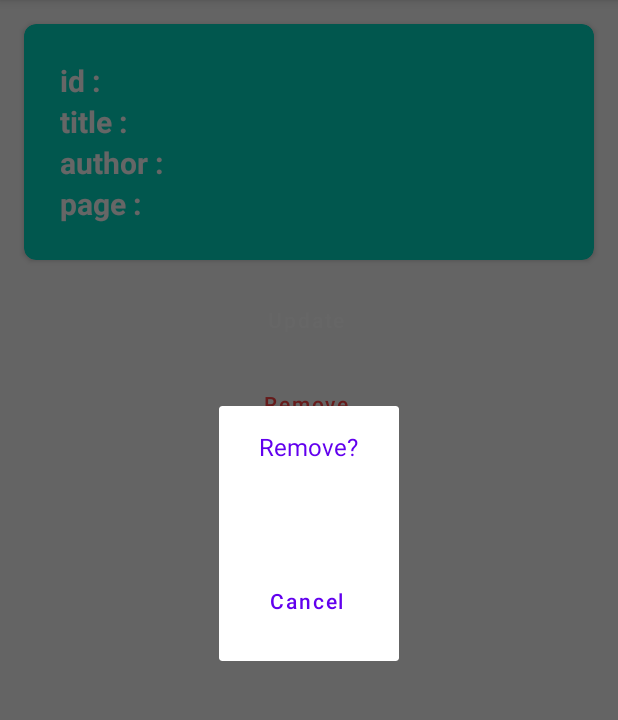
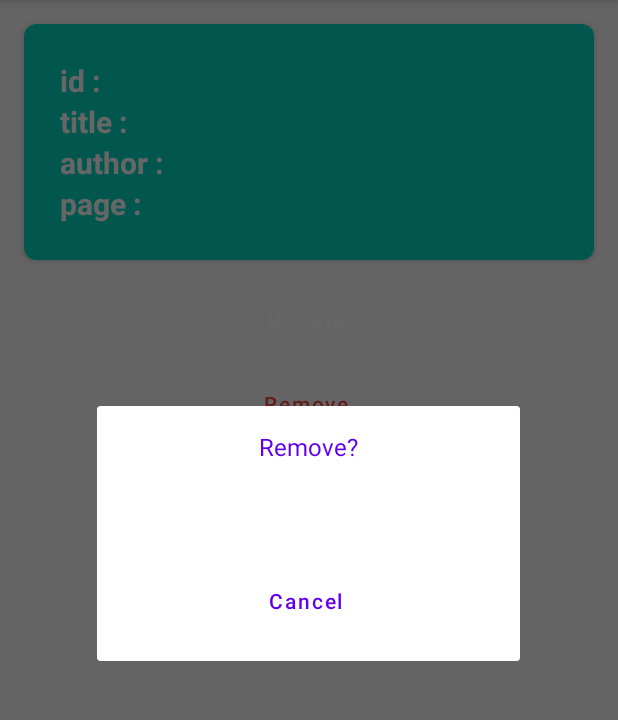
Before and after one commit to preepramdev/BookDatabaseRoom, an Android app: the DetailFragment screen opened directly, with no data from a screen before it, after a tap on "Remove", on a phone screen of 412 x 824 dp, the part 84-804 px from its top. Run offline under Robolectric (Android 15) with nearby library versions, the phone set to English and light mode, and no system bars.

Commit message:
- Refactor

```diff
--- a/app/src/main/java/com/pram/bookdatabaseroom/activity/MainActivity.java
+++ b/app/src/main/java/com/pram/bookdatabaseroom/activity/MainActivity.java
@@ -13,6 +13,7 @@ public class MainActivity extends AppCompatActivity {
     protected void onCreate(Bundle savedInstanceState) {
         super.onCreate(savedInstanceState);
         setContentView(R.layout.activity_main);
+
         initInstances();
 
         if (savedInstanceState == null) {
@@ -23,5 +24,6 @@ public class MainActivity extends AppCompatActivity {
     }
 
     private void initInstances() {
+
     }
 }
--- a/app/src/main/java/com/pram/bookdatabaseroom/fragment/DetailFragment.java
+++ b/app/src/main/java/com/pram/bookdatabaseroom/fragment/DetailFragment.java
@@ -105,7 +105,7 @@ public class DetailFragment extends Fragment implements
         tvBookAuthor = mRootView.findViewById(R.id.tvBookAuthor);
         tvBookPages = mRootView.findViewById(R.id.tvBookPages);
         btnUpdate = mRootView.findViewById(R.id.btnUpdate);
-        btnRemove = mRootView.findViewById(R.id.btnCancel);
+        btnRemove = mRootView.findViewById(R.id.btnRemove);
 
         btnUpdate.setOnClickListener(v -> {
             Intent intent = new Intent(mContext, UpdateActivity.class);
--- a/app/src/main/res/layout/dialog_two_button.xml
+++ b/app/src/main/res/layout/dialog_two_button.xml
@@ -2,7 +2,7 @@
 <androidx.constraintlayout.widget.ConstraintLayout xmlns:android="http://schemas.android.com/apk/res/android"
     xmlns:app="http://schemas.android.com/apk/res-auto"
     xmlns:tools="http://schemas.android.com/tools"
-    android:layout_width="@dimen/dialog_width"
+    android:layout_width="wrap_content"
     android:layout_height="wrap_content">
 
     <LinearLayout
@@ -15,12 +15,19 @@
         app:layout_constraintStart_toStartOf="parent"
         app:layout_constraintTop_toTopOf="parent">
 
-        <TextView
-            android:id="@+id/tvMessage"
-            style="@style/TextViewNormal.Dialog"
-            android:layout_width="wrap_content"
-            android:layout_height="wrap_content"
-            tools:text="Header" />
+        <FrameLayout
+            android:layout_width="@dimen/dialog_width"
+            android:layout_height="wrap_content">
+
+            <TextView
+                android:id="@+id/tvMessage"
+                style="@style/TextViewNormal.Dialog"
+                android:layout_width="match_parent"
+                android:layout_height="wrap_content"
+                android:textAlignment="center"
+                tools:text="Header" />
+
+        </FrameLayout>
 
         <Button
             android:id="@+id/btnSubmit"
--- a/app/src/main/res/layout/fragment_detail.xml
+++ b/app/src/main/res/layout/fragment_detail.xml
@@ -130,7 +130,7 @@
         app:layout_constraintTop_toBottomOf="@+id/cardView2" />
 
     <Button
-        android:id="@+id/btnCancel"
+        android:id="@+id/btnRemove"
         style="@style/ButtonOutline"
         android:layout_width="wrap_content"
         android:layout_height="wrap_content"
```
Also changed, not shown: app/src/main/res/layout/dialog_one_button.xml (+14 -7 lines).
